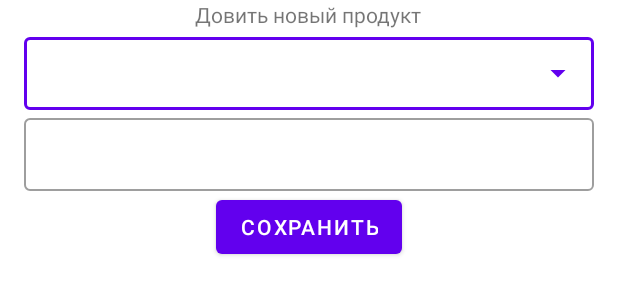
After one commit to SR-rodi/Baby_Food, an Android app: the layout dialog_add_product.xml on its own in the app's theme, with its tools: preview values and no code run, on a phone screen of 412 x 824 dp. The commit adds this screen. Shown: the top 300 px of the screen. Run offline under Robolectric (Android 15) with nearby library versions, the phone set to English and light mode, and no system bars.

Commit message:
Добавлен функциянал добавления новых продуктов в БД

```diff
--- a/app/src/main/java/com/example/artyomkafood/core/database/dao/ProductDao.kt
+++ b/app/src/main/java/com/example/artyomkafood/core/database/dao/ProductDao.kt
@@ -20,7 +20,6 @@ interface ProductDao {
     @Update
     fun updateItem(productEntity: ProductEntity)
 
-
     @Query("SELECT*FROM product Inner Join category_product On product_id = id_product_food " +
             "WHERE id_category =:categoryID ")
     fun getFoodByCategoryID(categoryID: Int): Flow<List<ProductEntity>>
@@ -28,5 +27,6 @@ interface ProductDao {
     @Insert(onConflict = OnConflictStrategy.IGNORE)
     fun insertMerge(merge: CategoryAndProductEntity)
 
-
+    @Query("SELECT seq FROM sqlite_sequence WHERE name=\"product\"")
+    fun getLastIndex():Int
 }
--- a/app/src/main/java/com/example/artyomkafood/di/ViewModelModel.kt
+++ b/app/src/main/java/com/example/artyomkafood/di/ViewModelModel.kt
@@ -14,7 +14,7 @@ val viewModelModel = module {
 
     viewModel { DayViewModel(get(),get()) }
 
-    viewModel { AddViewModel(get(),get()) }
+    viewModel { AddViewModel(get(),get(),get()) }
 
     viewModel { ProductTabViewModel(get(),get(),get()) }
 
--- a/app/src/main/java/com/example/artyomkafood/feature_food/data/CategoryRepositoryImpl.kt
+++ b/app/src/main/java/com/example/artyomkafood/feature_food/data/CategoryRepositoryImpl.kt
@@ -6,6 +6,7 @@ import com.example.artyomkafood.core.extensions.toListCategory
 import com.example.artyomkafood.feature_food.domain.repository.CategoryRepository
 
 class CategoryRepositoryImpl(private val dao: CategoryDao) : CategoryRepository {
+
     override suspend fun addCategory(category: CategoryEntity) = dao.insert(category)
 
     override suspend fun deleteCategory(category: CategoryEntity) = dao.deleteItem(category)
--- a/app/src/main/java/com/example/artyomkafood/feature_food/data/ProductRepositoryImpl.kt
+++ b/app/src/main/java/com/example/artyomkafood/feature_food/data/ProductRepositoryImpl.kt
@@ -24,4 +24,6 @@ class ProductRepositoryImpl(private val dao: ProductDao): ProductRepository {
     override suspend fun insertMergeProductInCategory(marge: CategoryAndProductEntity) =
         dao.insertMerge(marge)
 
+    override suspend fun getLastIndex()=dao.getLastIndex()
+
 }
--- a/app/src/main/java/com/example/artyomkafood/feature_food/domain/repository/ProductRepository.kt
+++ b/app/src/main/java/com/example/artyomkafood/feature_food/domain/repository/ProductRepository.kt
@@ -19,4 +19,6 @@ interface ProductRepository {
 
     suspend fun insertMergeProductInCategory(marge: CategoryAndProductEntity)
 
+    suspend fun getLastIndex():Int
+
 }
--- a/app/src/main/java/com/example/artyomkafood/feature_food/presentation/day/DayViewModel.kt
+++ b/app/src/main/java/com/example/artyomkafood/feature_food/presentation/day/DayViewModel.kt
@@ -24,7 +24,6 @@ class DayViewModel(
     private val simpleDateFormat = SimpleDateFormat("dd.MM.yy")
 
     private val calendar = Calendar.getInstance()
-
 
     fun getDate(): String =
         simpleDateFormat.format(calendar.timeInMillis)
--- /dev/null
+++ b/app/src/main/res/layout/dialog_add_product.xml
@@ -0,0 +1,49 @@
+<?xml version="1.0" encoding="utf-8"?>
+<LinearLayout xmlns:android="http://schemas.android.com/apk/res/android"
+    android:layout_width="match_parent"
+    android:layout_height="match_parent"
+    android:orientation="vertical">
+
+    <TextView
+        android:layout_width="wrap_content"
+        android:layout_height="wrap_content"
+        android:layout_gravity="center"
+        android:text="Довить новый продукт" />
+
+    <com.google.android.material.textfield.TextInputLayout
+        android:layout_width="match_parent"
+        android:layout_height="wrap_content"
+        style="@style/Widget.MaterialComponents.TextInputLayout.OutlinedBox.Dense.ExposedDropdownMenu"
+        android:layout_marginHorizontal="16dp">
+
+        <AutoCompleteTextView
+            android:id="@+id/autoCompleteTextView"
+            android:layout_width="match_parent"
+            android:layout_height="match_parent"
+            android:inputType="none"
+            android:layout_weight="1" />
+
+    </com.google.android.material.textfield.TextInputLayout>
+
+    <com.google.android.material.textfield.TextInputLayout
+        android:layout_width="match_parent"
+        android:layout_height="wrap_content"
+        style="@style/Widget.MaterialComponents.TextInputLayout.OutlinedBox.Dense"
+        android:layout_marginHorizontal="16dp">
+
+        <com.google.android.material.textfield.TextInputEditText
+            android:id="@+id/name"
+            android:layout_width="match_parent"
+            android:layout_height="match_parent"
+            android:layout_weight="1" />
+
+    </com.google.android.material.textfield.TextInputLayout>
+
+    <Button
+        android:id="@+id/save_button"
+        android:layout_width="wrap_content"
+        android:layout_height="wrap_content"
+        android:layout_gravity="center"
+        android:text="Сохранить" />
+
+</LinearLayout>
--- a/app/src/main/res/layout/item_menu.xml
+++ b/app/src/main/res/layout/item_menu.xml
@@ -6,7 +6,6 @@
     android:layout_height="wrap_content"
     android:layout_marginHorizontal="6dp"
     android:layout_marginBottom="8dp"
-
     android:elevation="5dp"
     app:cardCornerRadius="16dp">
 
@@ -14,7 +13,6 @@
         android:layout_width="match_parent"
         android:layout_height="wrap_content"
         android:layout_gravity="center"
-
         android:orientation="vertical">
 
         <LinearLayout
--- a/app/src/main/res/navigation/nav_graph.xml
+++ b/app/src/main/res/navigation/nav_graph.xml
@@ -67,7 +67,7 @@
         android:id="@+id/correctFragment"
         android:name="com.example.artyomkafood.feature_food.presentation.correct.CorrectFragment"
         android:label="fragment_correct"
-        tools:layout="@layout/fragment_correct" >
+        tools:layout="@layout/dialo_correct" >
         <argument
             android:name="items"
             app:argType="com.example.artyomkafood.core.database.dao.ScheduleMeal" />
```
Also changed, not shown: app/src/main/java/com/example/artyomkafood/core/extensions/AddDialog.kt (added, +46 -0 lines), app/src/main/java/com/example/artyomkafood/core/extensions/EditDialog.kt (added, +38 -0 lines), app/src/main/java/com/example/artyomkafood/core/extensions/Fragments.kt (+0 -39 lines), app/src/main/java/com/example/artyomkafood/feature_food/presentation/add/AddFragment.kt (+11 -4 lines), app/src/main/java/com/example/artyomkafood/feature_food/presentation/add/AddViewModel.kt (+18 -1 lines), app/src/main/res/layout/fragment_add.xml (+45 -6 lines), app/src/main/res/layout/fragment_food.xml (+9 -7 lines), app/src/main/res/layout/item_category.xml (+10 -18 lines), app/src/main/res/layout/dialo_correct.xml (renamed from app/src/main/res/layout/fragment_correct.xml).
